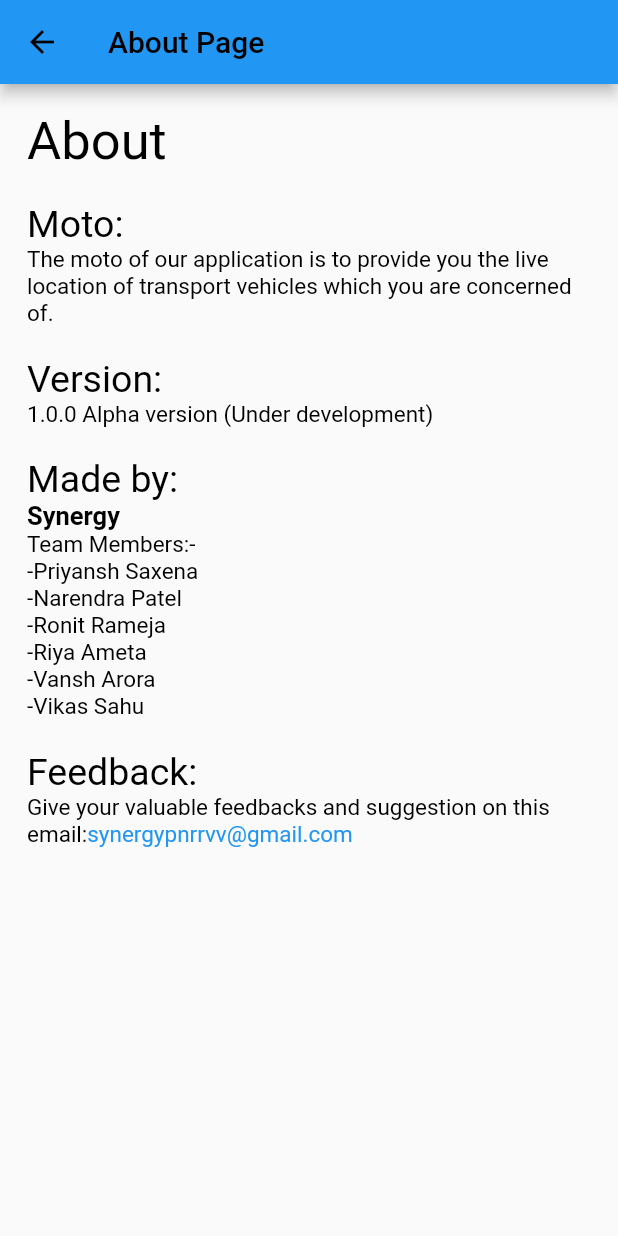
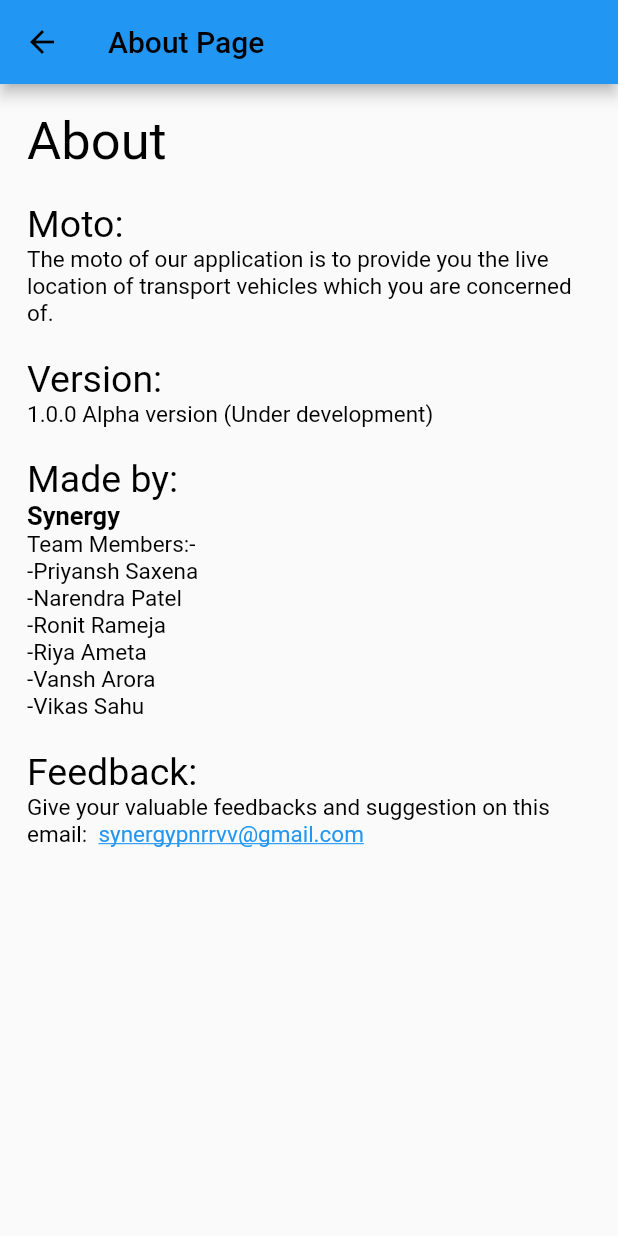
Before and after one commit to master-wayne7/locate_it_admin, a Flutter app: the AboutPage screen opened directly, on a phone screen of 412 x 824 dp. Run offline on Flutter 3.47's test engine with Material 2 defaults, Android fonts, the phone set to English and light mode, and no system bars; our stand-ins replace cloud_firestore, dio, file_picker, firebase_auth, firebase_core, firebase_database and 10 more; missing offline and left inert: flutter_phone_direct_caller, flutter_polyline_points; accounts and stored records are empty.

Commit message:
Made Changes in Email

```diff
--- a/lib/screens/about_page.dart
+++ b/lib/screens/about_page.dart
@@ -90,12 +90,14 @@ class AboutPage extends StatelessWidget {
             RichText(
                 text: TextSpan(
                     text:
-                        '''Give your valuable feedbacks and suggestion on this email:''',
+                        '''Give your valuable feedbacks and suggestion on this email:  ''',
                     style: TextStyle(color: Colors.black, fontSize: 15),
                     children: [
                       TextSpan(
                           text: 'synergypnrrvv@gmail.com',
-                          style: TextStyle(color: Colors.blue),
+                          style: TextStyle(
+                              color: Colors.blue,
+                              decoration: TextDecoration.underline),
                           recognizer: TapGestureRecognizer()
                             ..onTap = () {
                               // ignore: deprecated_member_use
```
